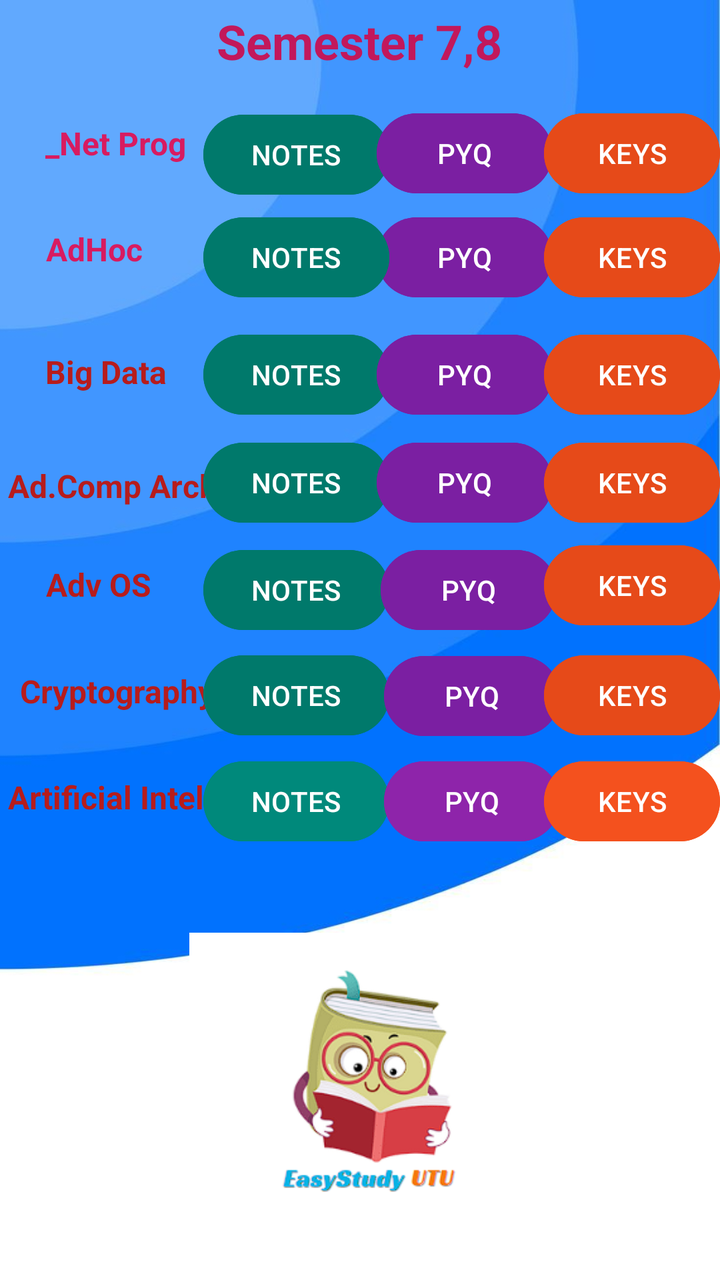
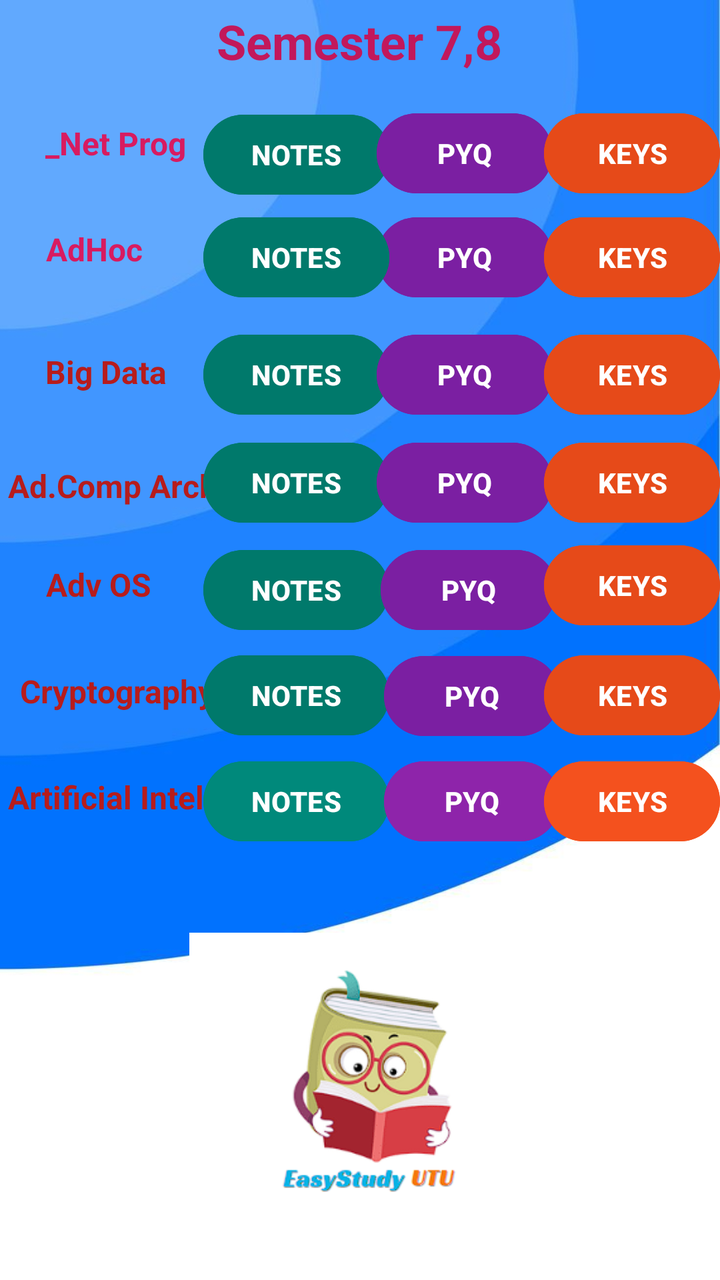

Screens rendered from an Android XML layout before and after an edit, with the pre-edit source and the edit as a unified diff.
<!-- AndroidManifest.xml: application theme Theme.EasyStudyUTU -->
<!-- res/layout/activity_fourth_year.xml -->
<?xml version="1.0" encoding="utf-8"?>
<androidx.constraintlayout.widget.ConstraintLayout xmlns:android="http://schemas.android.com/apk/res/android"
    xmlns:app="http://schemas.android.com/apk/res-auto"
    xmlns:tools="http://schemas.android.com/tools"
    style="d"
    android:layout_width="match_parent"
    android:layout_height="match_parent"
    android:background="@drawable/background2"
    android:foregroundTint="#D81B60"
    tools:context=".FourthYear">


    <TextView
        android:id="@+id/textView30"
        android:layout_width="wrap_content"
        android:layout_height="wrap_content"
        android:text="Cryptography"
        android:textColor="#B71C1C"
        android:textSize="16dp"
        android:textStyle="bold"
        app:layout_constraintBottom_toBottomOf="parent"
        app:layout_constraintEnd_toEndOf="parent"
        app:layout_constraintHorizontal_bias="0.038"
        app:layout_constraintStart_toStartOf="parent"
        app:layout_constraintTop_toTopOf="parent"
        app:layout_constraintVertical_bias="0.541" />

    <Button
        android:id="@+id/adhocpyq"
        android:layout_width="wrap_content"
        android:layout_height="wrap_content"
        android:backgroundTint="#7B1FA2"
        android:text="PYQ"
        app:layout_constraintBottom_toBottomOf="parent"
        app:layout_constraintEnd_toEndOf="parent"
        app:layout_constraintHorizontal_bias="0.693"
        app:layout_constraintStart_toStartOf="parent"
        app:layout_constraintTop_toTopOf="parent"
        app:layout_constraintVertical_bias="0.177" />

    <TextView
        android:id="@+id/textView25"
        android:layout_width="wrap_content"
        android:layout_height="wrap_content"
        android:foregroundTint="#F44336"
        android:text="Semester 7,8"
        android:textColor="#C2185B"
        android:textSize="24dp"
        android:textStyle="bold"
        app:layout_constraintBottom_toBottomOf="parent"
        app:layout_constraintEnd_toEndOf="parent"
        app:layout_constraintHorizontal_bias="0.498"
        app:layout_constraintStart_toStartOf="parent"
        app:layout_constraintTop_toTopOf="parent"
        app:layout_constraintVertical_bias="0.007" />

    <TextView
        android:id="@+id/textView26"
        android:layout_width="wrap_content"
        android:layout_height="wrap_content"
        android:text="_Net Prog"
        android:textColor="#D81B60"
        android:textSize="16dp"
        android:textStyle="bold"
        app:layout_constraintBottom_toBottomOf="parent"
        app:layout_constraintEnd_toEndOf="parent"
        app:layout_constraintHorizontal_bias="0.078"
        app:layout_constraintStart_toStartOf="parent"
        app:layout_constraintTop_toTopOf="parent"
        app:layout_constraintVertical_bias="0.098" />

    <Button
        android:id="@+id/dotnetnotes"
        android:layout_width="wrap_content"
        android:layout_height="wrap_content"
        android:backgroundTint="#00796B"
        android:text="NOTES"
        app:layout_constraintBottom_toBottomOf="parent"
        app:layout_constraintEnd_toEndOf="parent"
        app:layout_constraintHorizontal_bias="0.381"
        app:layout_constraintStart_toStartOf="parent"
        app:layout_constraintTop_toTopOf="parent"
        app:layout_constraintVertical_bias="0.09" />

    <Button
        android:id="@+id/dotnetpyq"
        android:layout_width="wrap_content"
        android:layout_height="wrap_content"
        android:backgroundTint="#7B1FA2"
        android:text="PYQ"
        app:layout_constraintBottom_toBottomOf="parent"
        app:layout_constraintEnd_toEndOf="parent"
        app:layout_constraintHorizontal_bias="0.693"
        app:layout_constraintStart_toStartOf="parent"
        app:layout_constraintTop_toTopOf="parent"
        app:layout_constraintVertical_bias="0.089" />

    <Button
        android:id="@+id/button61"
        android:layout_width="wrap_content"
        android:layout_height="wrap_content"
        android:backgroundTint="#E64A19"
        android:text="KEYS"
        app:layout_constraintBottom_toBottomOf="parent"
        app:layout_constraintEnd_toEndOf="parent"
        app:layout_constraintHorizontal_bias="1.0"
        app:layout_constraintStart_toStartOf="parent"
        app:layout_constraintTop_toTopOf="parent"
        app:layout_constraintVertical_bias="0.089" />

    <TextView
        android:id="@+id/textView27"
        android:layout_width="wrap_content"
        android:layout_height="wrap_content"
        android:text="AdHoc "
        android:textColor="#D81B60"
        android:textSize="16dp"
        android:textStyle="bold"
        app:layout_constraintBottom_toBottomOf="parent"
        app:layout_constraintEnd_toEndOf="parent"
        app:layout_constraintHorizontal_bias="0.075"
        app:layout_constraintStart_toStartOf="parent"
        app:layout_constraintTop_toTopOf="parent"
        app:layout_constraintVertical_bias="0.184" />

    <Button
        android:id="@+id/adhocnotes"
        android:layout_width="wrap_content"
        android:layout_height="wrap_content"
        android:backgroundTint="#00796B"
        android:text="NOTES"
        app:layout_constraintBottom_toBottomOf="parent"
        app:layout_constraintEnd_toEndOf="parent"
        app:layout_constraintHorizontal_bias="0.381"
        app:layout_constraintStart_toStartOf="parent"
        app:layout_constraintTop_toTopOf="parent"
        app:layout_constraintVertical_bias="0.177" />

    <Button
        android:id="@+id/button64"
        android:layout_width="wrap_content"
        android:layout_height="wrap_content"
        android:backgroundTint="#E64A19"
        android:text="KEYS"
        app:layout_constraintBottom_toBottomOf="parent"
        app:layout_constraintEnd_toEndOf="parent"
        app:layout_constraintHorizontal_bias="1.0"
        app:layout_constraintStart_toStartOf="parent"
        app:layout_constraintTop_toTopOf="parent"
        app:layout_constraintVertical_bias="0.177" />

    <TextView
        android:id="@+id/textView28"
        android:layout_width="wrap_content"
        android:layout_height="wrap_content"
        android:text="Big Data"
        android:textAllCaps="false"
        android:textColor="#B71C1C"
        android:textSize="16dp"
        android:textStyle="bold"
        app:layout_constraintBottom_toBottomOf="parent"
        app:layout_constraintEnd_toEndOf="parent"
        app:layout_constraintHorizontal_bias="0.076"
        app:layout_constraintStart_toStartOf="parent"
        app:layout_constraintTop_toTopOf="parent"
        app:layout_constraintVertical_bias="0.283" />

    <Button
        android:id="@+id/bigdatanotes"
        android:layout_width="wrap_content"
        android:layout_height="wrap_content"
        android:backgroundTint="#00796B"
        android:text="NOTES"
        app:layout_constraintBottom_toBottomOf="parent"
        app:layout_constraintEnd_toEndOf="parent"
        app:layout_constraintHorizontal_bias="0.381"
        app:layout_constraintStart_toStartOf="parent"
        app:layout_constraintTop_toTopOf="parent"
        app:layout_constraintVertical_bias="0.276" />

    <Button
        android:id="@+id/bigdatapyq"
        android:layout_width="wrap_content"
        android:layout_height="wrap_content"
        android:backgroundTint="#7B1FA2"
        android:text="PYQ"
        app:layout_constraintBottom_toBottomOf="parent"
        app:layout_constraintEnd_toEndOf="parent"
        app:layout_constraintHorizontal_bias="0.693"
        app:layout_constraintStart_toStartOf="parent"
        app:layout_constraintTop_toTopOf="parent"
        app:layout_constraintVertical_bias="0.276" />

    <Button
        android:id="@+id/button67"
        android:layout_width="wrap_content"
        android:layout_height="wrap_content"
        android:backgroundTint="#E64A19"
        android:text="KEYS"
        app:layout_constraintBottom_toBottomOf="parent"
        app:layout_constraintEnd_toEndOf="parent"
        app:layout_constraintHorizontal_bias="1.0"
        app:layout_constraintStart_toStartOf="parent"
        app:layout_constraintTop_toTopOf="parent"
        app:layout_constraintVertical_bias="0.276" />

    <TextView
        android:id="@+id/textView24"
        android:layout_width="wrap_content"
        android:layout_height="wrap_content"
        android:text="Ad.Comp Arch"
        android:textColor="#B71C1C"
        android:textSize="16dp"
        android:textStyle="bold"
        app:layout_constraintBottom_toBottomOf="parent"
        app:layout_constraintEnd_toEndOf="parent"
        app:layout_constraintHorizontal_bias="0.016"
        app:layout_constraintStart_toStartOf="parent"
        app:layout_constraintTop_toTopOf="parent"
        app:layout_constraintVertical_bias="0.375" />

    <Button
        android:id="@+id/advcoanotes"
        android:layout_width="wrap_content"
        android:layout_height="wrap_content"
        android:backgroundTint="#00796B"
        android:text="NOTES"
        app:layout_constraintBottom_toBottomOf="parent"
        app:layout_constraintEnd_toEndOf="parent"
        app:layout_constraintHorizontal_bias="0.381"
        app:layout_constraintStart_toStartOf="parent"
        app:layout_constraintTop_toTopOf="parent"
        app:layout_constraintVertical_bias="0.367" />

    <Button
        android:id="@+id/advcoapyq"
        android:layout_width="wrap_content"
        android:layout_height="wrap_content"
        android:backgroundTint="#7B1FA2"
        android:text="PYQ"
        app:layout_constraintBottom_toBottomOf="parent"
        app:layout_constraintEnd_toEndOf="parent"
        app:layout_constraintHorizontal_bias="0.693"
        app:layout_constraintStart_toStartOf="parent"
        app:layout_constraintTop_toTopOf="parent"
        app:layout_constraintVertical_bias="0.367" />

    <Button
        android:id="@+id/button70"
        android:layout_width="wrap_content"
        android:layout_height="wrap_content"
        android:backgroundTint="#E64A19"
        android:text="KEYS"
        app:layout_constraintBottom_toBottomOf="parent"
        app:layout_constraintEnd_toEndOf="parent"
        app:layout_constraintHorizontal_bias="1.0"
        app:layout_constraintStart_toStartOf="parent"
        app:layout_constraintTop_toTopOf="parent"
        app:layout_constraintVertical_bias="0.367" />

    <TextView
        android:id="@+id/textView29"
        android:layout_width="wrap_content"
        android:layout_height="wrap_content"
        android:text="Adv OS"
        android:textColor="#B71C1C"
        android:textSize="16dp"
        android:textStyle="bold"
        app:layout_constraintBottom_toBottomOf="parent"
        app:layout_constraintEnd_toEndOf="parent"
        app:layout_constraintHorizontal_bias="0.075"
        app:layout_constraintStart_toStartOf="parent"
        app:layout_constraintTop_toTopOf="parent"
        app:layout_constraintVertical_bias="0.455" />

    <Button
        android:id="@+id/advosnotes"
        android:layout_width="wrap_content"
        android:layout_height="wrap_content"
        android:backgroundTint="#00796B"
        android:text="NOTES"
        app:layout_constraintBottom_toBottomOf="parent"
        app:layout_constraintEnd_toEndOf="parent"
        app:layout_constraintHorizontal_bias="0.381"
        app:layout_constraintStart_toStartOf="parent"
        app:layout_constraintTop_toTopOf="parent"
        app:layout_constraintVertical_bias="0.458" />

    <Button
        android:id="@+id/advospyq"
        android:layout_width="wrap_content"
        android:layout_height="wrap_content"
        android:backgroundTint="#7B1FA2"
        android:text="PYQ"
        app:layout_constraintBottom_toBottomOf="parent"
        app:layout_constraintEnd_toEndOf="parent"
        app:layout_constraintHorizontal_bias="0.7"
        app:layout_constraintStart_toStartOf="parent"
        app:layout_constraintTop_toTopOf="@+id/textView25"
        app:layout_constraintVertical_bias="0.454" />

    <Button
        android:id="@+id/button73"
        android:layout_width="wrap_content"
        android:layout_height="wrap_content"
        android:layout_marginBottom="32dp"
        android:backgroundTint="#E64A19"
        android:text="KEYS"
        app:layout_constraintBottom_toBottomOf="parent"
        app:layout_constraintEnd_toEndOf="parent"
        app:layout_constraintHorizontal_bias="1.0"
        app:layout_constraintStart_toStartOf="parent"
        app:layout_constraintTop_toTopOf="@+id/textView25"
        app:layout_constraintVertical_bias="0.476" />

    <Button
        android:id="@+id/cryptonotes"
        android:layout_width="wrap_content"
        android:layout_height="wrap_content"
        android:backgroundTint="#00796B"
        android:text="NOTES"
        app:layout_constraintBottom_toBottomOf="parent"
        app:layout_constraintEnd_toEndOf="parent"
        app:layout_constraintHorizontal_bias="0.381"
        app:layout_constraintStart_toStartOf="parent"
        app:layout_constraintTop_toTopOf="parent"
        app:layout_constraintVertical_bias="0.547" />

    <Button
        android:id="@+id/cryptopyq"
        android:layout_width="wrap_content"
        android:layout_height="wrap_content"
        android:backgroundTint="#7B1FA2"
        android:text="PYQ"
        app:layout_constraintBottom_toBottomOf="parent"
        app:layout_constraintEnd_toEndOf="parent"
        app:layout_constraintHorizontal_bias="0.706"
        app:layout_constraintStart_toStartOf="parent"
        app:layout_constraintTop_toTopOf="@+id/textView25"
        app:layout_constraintVertical_bias="0.544" />

    <Button
        android:id="@+id/button76"
        android:layout_width="wrap_content"
        android:layout_height="wrap_content"
        android:backgroundTint="#E64A19"
        android:text="KEYS"
        app:layout_constraintBottom_toBottomOf="parent"
        app:layout_constraintEnd_toEndOf="parent"
        app:layout_constraintHorizontal_bias="1.0"
        app:layout_constraintStart_toStartOf="parent"
        app:layout_constraintTop_toTopOf="parent"
        app:layout_constraintVertical_bias="0.547" />

    <ImageView
        android:id="@+id/imageView7"
        android:layout_width="171dp"
        android:layout_height="185dp"
        app:layout_constraintBottom_toBottomOf="parent"
        app:layout_constraintEnd_toEndOf="parent"
        app:layout_constraintStart_toStartOf="parent"
        app:layout_constraintTop_toTopOf="parent"
        app:layout_constraintVertical_bias="1.0"
        app:srcCompat="@drawable/applogo" />

    <TextView
        android:id="@+id/textView31"
        android:layout_width="wrap_content"
        android:layout_height="wrap_content"
        android:backgroundTint="#D81B60"
        android:text="Artificial Intel."
        android:textColor="#B71C1C"
        android:textSize="16dp"
        android:textStyle="bold"
        app:layout_constraintBottom_toBottomOf="parent"
        app:layout_constraintEnd_toEndOf="parent"
        app:layout_constraintHorizontal_bias="0.016"
        app:layout_constraintStart_toStartOf="parent"
        app:layout_constraintTop_toTopOf="parent"
        app:layout_constraintVertical_bias="0.627" />

    <Button
        android:id="@+id/ainotes"
        android:layout_width="wrap_content"
        android:layout_height="wrap_content"
        android:backgroundTint="#00897B"
        android:text="NOTES"
        app:layout_constraintBottom_toBottomOf="parent"
        app:layout_constraintEnd_toEndOf="parent"
        app:layout_constraintHorizontal_bias="0.381"
        app:layout_constraintStart_toStartOf="parent"
        app:layout_constraintTop_toTopOf="parent"
        app:layout_constraintVertical_bias="0.636" />

    <Button
        android:id="@+id/aipyq"
        android:layout_width="wrap_content"
        android:layout_height="wrap_content"
        android:backgroundTint="#8E24AA"
        android:text="PYQ"
        app:layout_constraintBottom_toBottomOf="parent"
        app:layout_constraintEnd_toEndOf="parent"
        app:layout_constraintHorizontal_bias="0.706"
        app:layout_constraintStart_toStartOf="parent"
        app:layout_constraintTop_toTopOf="parent"
        app:layout_constraintVertical_bias="0.636" />

    <Button
        android:id="@+id/aikeys"
        android:layout_width="wrap_content"
        android:layout_height="wrap_content"
        android:backgroundTint="#F4511E"
        android:text="KEYS"
        app:layout_constraintBottom_toBottomOf="parent"
        app:layout_constraintEnd_toEndOf="parent"
        app:layout_constraintHorizontal_bias="1.0"
        app:layout_constraintStart_toStartOf="parent"
        app:layout_constraintTop_toTopOf="parent"
        app:layout_constraintVertical_bias="0.636" />
</androidx.constraintlayout.widget.ConstraintLayout>
<!-- resources referenced by this layout -->
<resources>
  <!-- drawable applogo: png bitmap (drawable, 35512 bytes) -->
  <!-- drawable background2: jpg bitmap (drawable, 18468 bytes) -->
  <style name="Theme.EasyStudyUTU" parent="Base.Theme.EasyStudyUTU" />
  <style name="Base.Theme.EasyStudyUTU" parent="Theme.Material3.DayNight.NoActionBar">
          
          
      </style>
</resources>

<!-- the commit's change to res/layout/activity_fourth_year.xml (unified diff, before → after) -->
@@ -31,6 +31,7 @@
         android:layout_height="wrap_content"
         android:backgroundTint="#7B1FA2"
         android:text="PYQ"
+        android:textStyle="bold"
         app:layout_constraintBottom_toBottomOf="parent"
         app:layout_constraintEnd_toEndOf="parent"
         app:layout_constraintHorizontal_bias="0.693"
@@ -75,6 +76,7 @@
         android:layout_height="wrap_content"
         android:backgroundTint="#00796B"
         android:text="NOTES"
+        android:textStyle="bold"
         app:layout_constraintBottom_toBottomOf="parent"
         app:layout_constraintEnd_toEndOf="parent"
         app:layout_constraintHorizontal_bias="0.381"
@@ -88,6 +90,7 @@
         android:layout_height="wrap_content"
         android:backgroundTint="#7B1FA2"
         android:text="PYQ"
+        android:textStyle="bold"
         app:layout_constraintBottom_toBottomOf="parent"
         app:layout_constraintEnd_toEndOf="parent"
         app:layout_constraintHorizontal_bias="0.693"
@@ -101,6 +104,7 @@
         android:layout_height="wrap_content"
         android:backgroundTint="#E64A19"
         android:text="KEYS"
+        android:textStyle="bold"
         app:layout_constraintBottom_toBottomOf="parent"
         app:layout_constraintEnd_toEndOf="parent"
         app:layout_constraintHorizontal_bias="1.0"
@@ -129,6 +133,7 @@
         android:layout_height="wrap_content"
         android:backgroundTint="#00796B"
         android:text="NOTES"
+        android:textStyle="bold"
         app:layout_constraintBottom_toBottomOf="parent"
         app:layout_constraintEnd_toEndOf="parent"
         app:layout_constraintHorizontal_bias="0.381"
@@ -142,6 +147,7 @@
         android:layout_height="wrap_content"
         android:backgroundTint="#E64A19"
         android:text="KEYS"
+        android:textStyle="bold"
         app:layout_constraintBottom_toBottomOf="parent"
         app:layout_constraintEnd_toEndOf="parent"
         app:layout_constraintHorizontal_bias="1.0"
@@ -171,6 +177,7 @@
         android:layout_height="wrap_content"
         android:backgroundTint="#00796B"
         android:text="NOTES"
+        android:textStyle="bold"
         app:layout_constraintBottom_toBottomOf="parent"
         app:layout_constraintEnd_toEndOf="parent"
         app:layout_constraintHorizontal_bias="0.381"
@@ -184,6 +191,7 @@
         android:layout_height="wrap_content"
         android:backgroundTint="#7B1FA2"
         android:text="PYQ"
+        android:textStyle="bold"
         app:layout_constraintBottom_toBottomOf="parent"
         app:layout_constraintEnd_toEndOf="parent"
         app:layout_constraintHorizontal_bias="0.693"
@@ -197,6 +205,7 @@
         android:layout_height="wrap_content"
         android:backgroundTint="#E64A19"
         android:text="KEYS"
+        android:textStyle="bold"
         app:layout_constraintBottom_toBottomOf="parent"
         app:layout_constraintEnd_toEndOf="parent"
         app:layout_constraintHorizontal_bias="1.0"
@@ -225,6 +234,7 @@
         android:layout_height="wrap_content"
         android:backgroundTint="#00796B"
         android:text="NOTES"
+        android:textStyle="bold"
         app:layout_constraintBottom_toBottomOf="parent"
         app:layout_constraintEnd_toEndOf="parent"
         app:layout_constraintHorizontal_bias="0.381"
@@ -238,6 +248,7 @@
         android:layout_height="wrap_content"
         android:backgroundTint="#7B1FA2"
         android:text="PYQ"
+        android:textStyle="bold"
         app:layout_constraintBottom_toBottomOf="parent"
         app:layout_constraintEnd_toEndOf="parent"
         app:layout_constraintHorizontal_bias="0.693"
@@ -251,6 +262,7 @@
         android:layout_height="wrap_content"
         android:backgroundTint="#E64A19"
         android:text="KEYS"
+        android:textStyle="bold"
         app:layout_constraintBottom_toBottomOf="parent"
         app:layout_constraintEnd_toEndOf="parent"
         app:layout_constraintHorizontal_bias="1.0"
@@ -279,6 +291,7 @@
         android:layout_height="wrap_content"
         android:backgroundTint="#00796B"
         android:text="NOTES"
+        android:textStyle="bold"
         app:layout_constraintBottom_toBottomOf="parent"
         app:layout_constraintEnd_toEndOf="parent"
         app:layout_constraintHorizontal_bias="0.381"
@@ -292,6 +305,7 @@
         android:layout_height="wrap_content"
         android:backgroundTint="#7B1FA2"
         android:text="PYQ"
+        android:textStyle="bold"
         app:layout_constraintBottom_toBottomOf="parent"
         app:layout_constraintEnd_toEndOf="parent"
         app:layout_constraintHorizontal_bias="0.7"
@@ -306,6 +320,7 @@
         android:layout_marginBottom="32dp"
         android:backgroundTint="#E64A19"
         android:text="KEYS"
+        android:textStyle="bold"
         app:layout_constraintBottom_toBottomOf="parent"
         app:layout_constraintEnd_toEndOf="parent"
         app:layout_constraintHorizontal_bias="1.0"
@@ -319,6 +334,7 @@
         android:layout_height="wrap_content"
         android:backgroundTint="#00796B"
         android:text="NOTES"
+        android:textStyle="bold"
         app:layout_constraintBottom_toBottomOf="parent"
         app:layout_constraintEnd_toEndOf="parent"
         app:layout_constraintHorizontal_bias="0.381"
@@ -332,6 +348,7 @@
         android:layout_height="wrap_content"
         android:backgroundTint="#7B1FA2"
         android:text="PYQ"
+        android:textStyle="bold"
         app:layout_constraintBottom_toBottomOf="parent"
         app:layout_constraintEnd_toEndOf="parent"
         app:layout_constraintHorizontal_bias="0.706"
@@ -345,6 +362,7 @@
         android:layout_height="wrap_content"
         android:backgroundTint="#E64A19"
         android:text="KEYS"
+        android:textStyle="bold"
         app:layout_constraintBottom_toBottomOf="parent"
         app:layout_constraintEnd_toEndOf="parent"
         app:layout_constraintHorizontal_bias="1.0"
@@ -385,6 +403,7 @@
         android:layout_height="wrap_content"
         android:backgroundTint="#00897B"
         android:text="NOTES"
+        android:textStyle="bold"
         app:layout_constraintBottom_toBottomOf="parent"
         app:layout_constraintEnd_toEndOf="parent"
         app:layout_constraintHorizontal_bias="0.381"
@@ -398,6 +417,7 @@
         android:layout_height="wrap_content"
         android:backgroundTint="#8E24AA"
         android:text="PYQ"
+        android:textStyle="bold"
         app:layout_constraintBottom_toBottomOf="parent"
         app:layout_constraintEnd_toEndOf="parent"
         app:layout_constraintHorizontal_bias="0.706"
@@ -411,6 +431,7 @@
         android:layout_height="wrap_content"
         android:backgroundTint="#F4511E"
         android:text="KEYS"
+        android:textStyle="bold"
         app:layout_constraintBottom_toBottomOf="parent"
         app:layout_constraintEnd_toEndOf="parent"
         app:layout_constraintHorizontal_bias="1.0"
